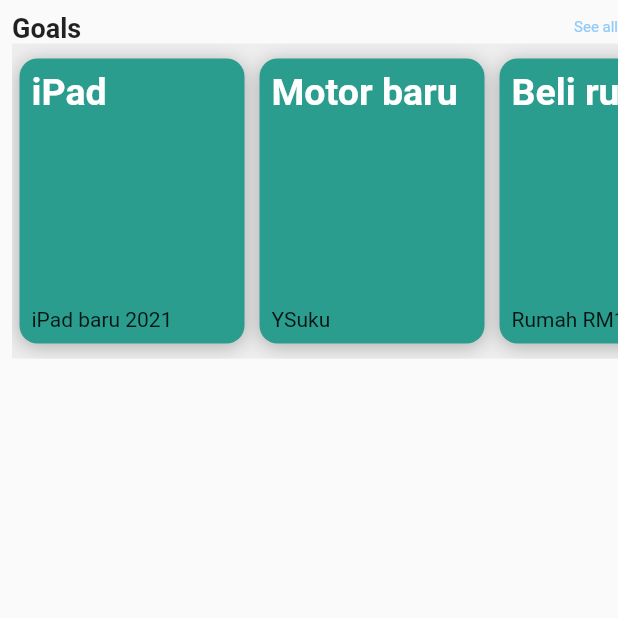
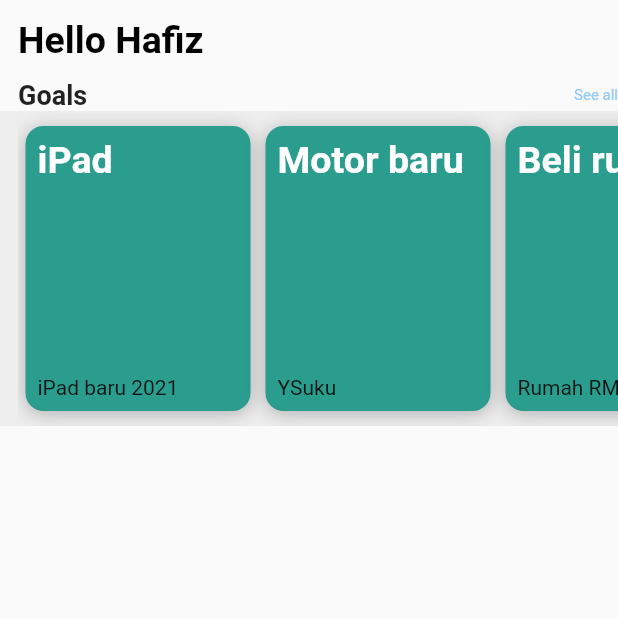
Before and after one commit to heyjude992241/myexpenseapp, a Flutter app: the screen it shows after launch, on a phone screen of 412 x 824 dp, the top half of it. Run offline on Flutter 3.47's test engine with Material 2 defaults, Android fonts, the phone set to English and light mode, and no system bars.

Commit message:
added user bar

```diff
--- a/lib/screens/home/category.dart
+++ b/lib/screens/home/category.dart
@@ -8,27 +8,33 @@ class Category extends StatelessWidget {
   Widget build(BuildContext context) {
     return Column(
       children: [
-        Row(
+        Padding(
+          padding: const EdgeInsets.only(top:12.0, left: 12.0),
+          child: Row(
             mainAxisAlignment: MainAxisAlignment.spaceBetween,
             children: [
               Text('Goals', style: TextStyle(fontSize: 18.0, fontWeight: FontWeight.bold),),
               Text('See all', style: TextStyle(fontSize: 10.0, color: Colors.blue[200]),),
             ],
           ),
+        ),
         Container(
           height: 210.0,
+          padding: EdgeInsets.only(left: 12.0),
           color: Colors.grey[200],
           child: Goals()
         )
       ],
       );
+
   }
 }
 
 class Goals extends StatelessWidget {
   @override
   Widget build(BuildContext context) {
-    return ListView(
+    return
+      ListView(
         scrollDirection: Axis.horizontal,
         children: [
           _buildGoal("iPad", "iPad baru 2021"),
@@ -38,6 +44,7 @@ class Goals extends StatelessWidget {
           _buildGoal("Hari tua", "Simpanan hari tua")
         ],
       );
+
   }
 
   Widget _buildGoal(String title, String description){
--- a/lib/screens/home/home.dart
+++ b/lib/screens/home/home.dart
@@ -1,5 +1,6 @@
 import 'package:flutter/material.dart';
 import 'package:spendmanager/screens/home/category.dart';
+import 'package:spendmanager/screens/home/user_bar.dart';
 
 class Home extends StatefulWidget {
   @override
@@ -11,10 +12,12 @@ class _HomeState extends State<Home> {
   Widget build(BuildContext context) {
     return Scaffold(
       body: SafeArea(
-        child: Padding(
-          padding: const EdgeInsets.only(top:8.0, left: 8.0),
-          child: Category(),
-        )
+        child: ListView(
+          children: [
+            UserBar(),
+            Category()
+          ],
+        ),
       )
     );
   }
--- /dev/null
+++ b/lib/screens/home/user_bar.dart
@@ -0,0 +1,17 @@
+import 'package:flutter/material.dart';
+
+class UserBar extends StatelessWidget {
+  @override
+  Widget build(BuildContext context) {
+    return Padding(
+      padding: const EdgeInsets.only(top:12.0, left:12.0),
+      child: Row(
+        children: [
+          Text('Hello Hafiz',
+            style: TextStyle(fontSize: 25.0, fontWeight: FontWeight.bold, color: Colors.black),
+          ),
+        ],
+      ),
+    );
+  }
+}
```
Lines whose indentation alone changed are shown as unchanged.
